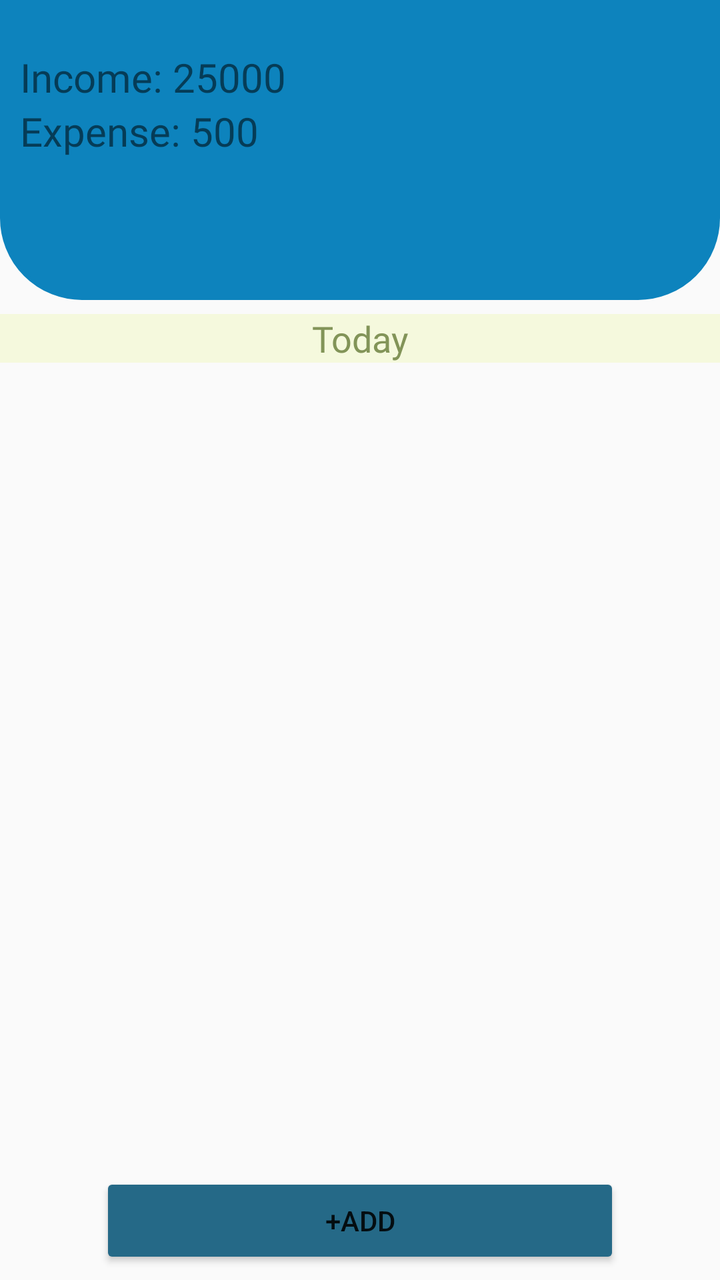
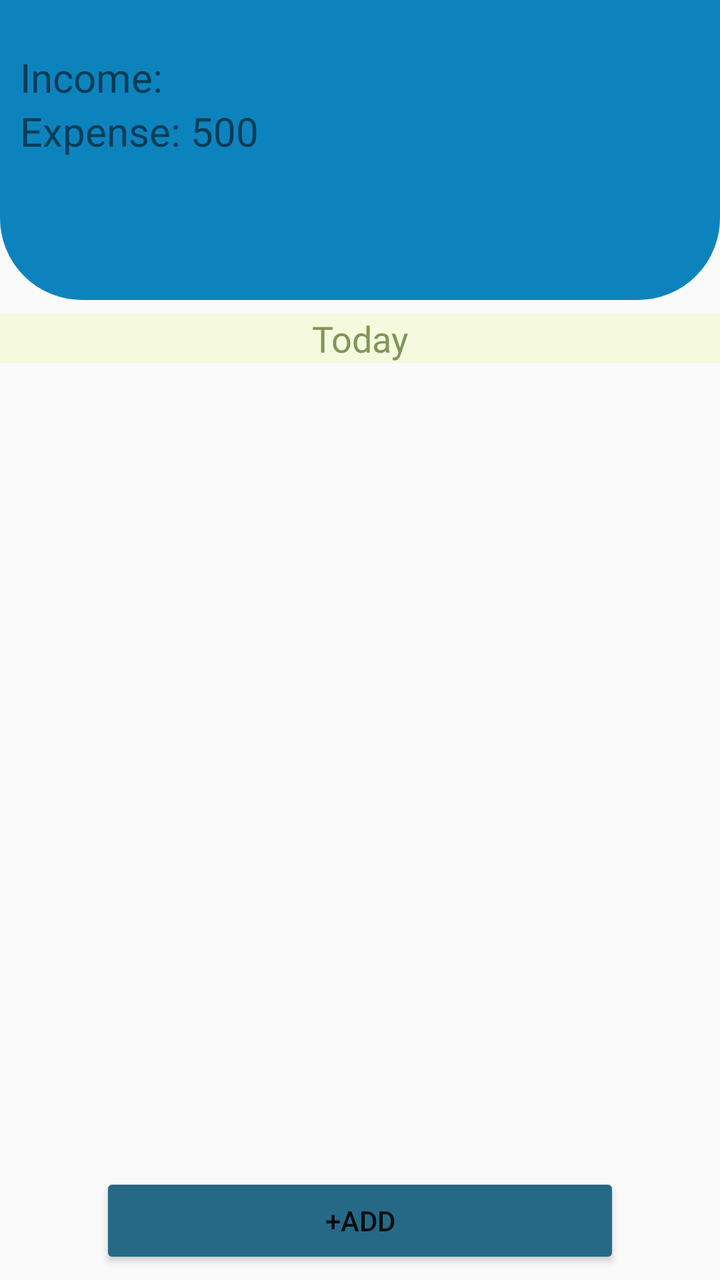

The first picture is an Android layout as it rendered before a commit; the second is the same layout after the commit. The layout source and the unified diff follow.
<!-- AndroidManifest.xml: application theme Theme.ExpenseTracker -->
<!-- res/layout/fragment_main.xml -->
<?xml version="1.0" encoding="utf-8"?>
<androidx.constraintlayout.widget.ConstraintLayout xmlns:android="http://schemas.android.com/apk/res/android"
    xmlns:tools="http://schemas.android.com/tools"
    android:layout_width="match_parent"
    android:layout_height="match_parent"
    xmlns:app="http://schemas.android.com/apk/res-auto"
    android:orientation="vertical"
    tools:context=".view.mainview.MainFragment">

    <androidx.constraintlayout.widget.ConstraintLayout
        android:id="@+id/fcons"
        android:layout_width="match_parent"
        android:layout_height="150dp"
        android:orientation="vertical"
        app:layout_constraintStart_toStartOf="parent"
        app:layout_constraintEnd_toEndOf="parent"
        app:layout_constraintTop_toTopOf="parent"
        android:background="@drawable/bottom_radius">

        <TextView
            android:id="@+id/t_income"
            android:layout_width="wrap_content"
            android:layout_height="wrap_content"
            android:fontFamily="@font/bakbak_one"
            android:text="@string/income"
            android:textSize="20sp"
            android:layout_marginTop="25dp"
            android:layout_marginStart="10dp"
            app:layout_constraintStart_toStartOf="parent"
            app:layout_constraintTop_toTopOf="parent"
            />

        <TextView
            android:id="@+id/i_amount"
            android:layout_width="wrap_content"
            android:layout_height="wrap_content"
            android:fontFamily="@font/bakbak_one"
            android:text="@string/_25000"
            android:paddingLeft="5dp"
            android:textSize="20sp"
            android:layout_marginTop="25dp"
            app:layout_constraintStart_toEndOf="@id/t_income"
            app:layout_constraintTop_toTopOf="parent"
            />

        <TextView
            android:id="@+id/t_expense"
            android:layout_width="wrap_content"
            android:layout_height="wrap_content"
            android:fontFamily="@font/bakbak_one"
            android:text="@string/expense"
            android:textSize="20sp"
            android:layout_marginStart="10dp"
            app:layout_constraintStart_toStartOf="parent"
            app:layout_constraintTop_toBottomOf="@id/i_amount"
            />

        <TextView
            android:id="@+id/e_amount"
            android:layout_width="wrap_content"
            android:layout_height="wrap_content"
            android:fontFamily="@font/bakbak_one"
            android:paddingHorizontal="5dp"
            android:text="@string/_500"
            android:textSize="20sp"
            app:layout_constraintStart_toEndOf="@id/t_expense"
            app:layout_constraintTop_toBottomOf="@id/i_amount"
            />

    </androidx.constraintlayout.widget.ConstraintLayout>


    <TextView
        android:id="@+id/today"
        android:layout_width="match_parent"
        android:layout_height="wrap_content"
        android:fontFamily="@font/alexandria_semibold"
        android:text="@string/today"
        android:textSize="18sp"
        android:background="#F5F9DD"
        android:textColor="#829458"
        app:layout_constraintEnd_toEndOf="parent"
        app:layout_constraintStart_toStartOf="parent"
        app:layout_constraintTop_toBottomOf="@id/fcons"
        android:gravity="center"
        android:layout_marginTop="7dp"/>



    <androidx.recyclerview.widget.RecyclerView
        android:id="@+id/rc"
        android:layout_width="match_parent"
        android:layout_height="350dp"
        app:layout_constraintStart_toStartOf="parent"
        app:layout_constraintEnd_toEndOf="parent"
        app:layout_constraintTop_toBottomOf="@id/today"
        android:layout_marginTop="5dp"
        />

    <androidx.appcompat.widget.AppCompatButton
        android:id="@+id/click_btn"
        android:layout_width="match_parent"
        android:layout_height="wrap_content"
        android:text="+ADD"
        app:layout_constraintStart_toStartOf="parent"
        app:layout_constraintEnd_toEndOf="parent"
        app:layout_constraintTop_toBottomOf="@id/rc"
        android:layout_marginHorizontal="50dp"
        android:backgroundTint="#256987"
        app:cornerRadius="20dp"
        android:layout_marginTop="50dp"
        />
</androidx.constraintlayout.widget.ConstraintLayout>
<!-- resources referenced by this layout -->
<resources>
  <!-- drawable bottom_radius (drawable) -->
  <?xml version="1.0" encoding="utf-8"?>
  <shape xmlns:android="http://schemas.android.com/apk/res/android"
  
      android:shape="rectangle"
      >
  
      <corners
          android:bottomLeftRadius="40dp"
          android:bottomRightRadius="40dp"
          />
  
      <stroke
         android:width="2dp"
          android:color="#0D83BD"
          />
  
      <solid
  
          android:color="#0D83BD"
  
          />
  
  </shape>
  <string name="_25000">25000</string>
  <string name="_500">500</string>
  <string name="expense">Expense:</string>
  <string name="income">Income:</string>
  <string name="today">Today</string>
  <style name="Theme.ExpenseTracker" parent="Base.Theme.ExpenseTracker" />
  <style name="Base.Theme.ExpenseTracker" parent="Theme.AppCompat.DayNight.DarkActionBar">
          <item name="android:statusBarColor">#0D83BD</item>
      </style>
</resources>

<!-- the commit's change to res/layout/fragment_main.xml (unified diff, before → after) -->
@@ -35,7 +35,6 @@
             android:layout_width="wrap_content"
             android:layout_height="wrap_content"
             android:fontFamily="@font/bakbak_one"
-            android:text="@string/_25000"
             android:paddingLeft="5dp"
             android:textSize="20sp"
             android:layout_marginTop="25dp"
<!-- resource entries referenced after the edit -->
@@ -24,7 +24,6 @@
           />
   
   </shape>
-  <string name="_25000">25000</string>
   <string name="_500">500</string>
   <string name="expense">Expense:</string>
   <string name="income">Income:</string>
